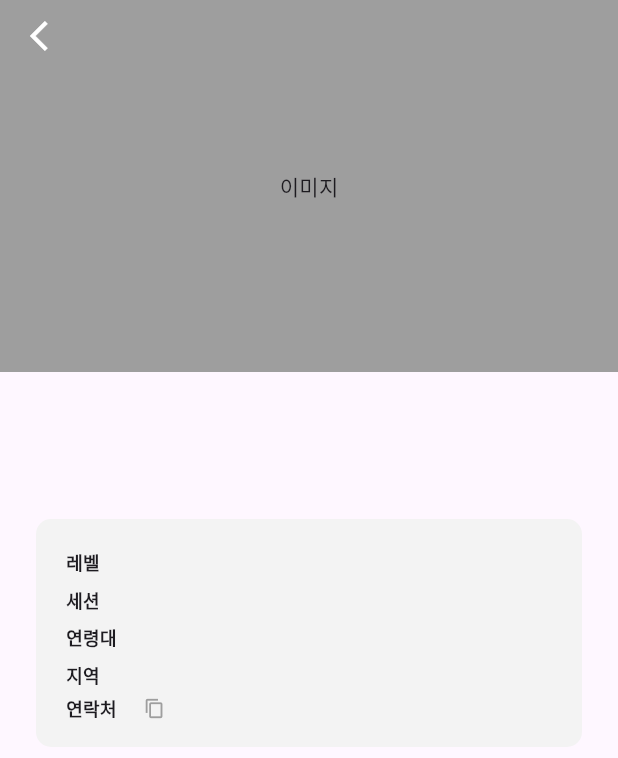
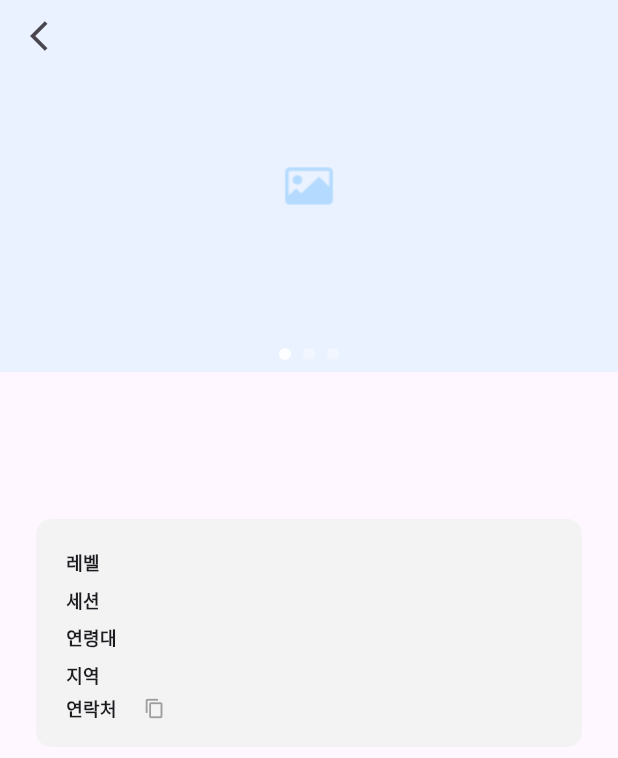
Before and after one commit to zigsong/lets-jam, a Flutter app: the PostDetailScreen screen opened directly with empty values, on a phone screen of 412 x 824 dp. Shown: the top 758 px of the screen. Run offline on Flutter 3.47's test engine with Material 3 defaults, Android fonts, the phone set to English and light mode, and no system bars; drawn by our look-alikes of carousel_slider; our stand-ins replace flutter_dotenv, flutter_svg, image_picker, supabase_flutter; missing offline and left inert: kakao_flutter_sdk; accounts and stored records are empty; Roboto replaces fonts that are missing (Pretendard).

Commit message:
feat: 포스트 상세 > ImageSlider 구현

```diff
--- a/lib/screens/post_detail_screen.dart
+++ b/lib/screens/post_detail_screen.dart
@@ -1,11 +1,10 @@
-import 'dart:ffi';
-
 import 'package:flutter/material.dart';
 import 'package:lets_jam/models/age_enum.dart';
 import 'package:lets_jam/models/level_enum.dart';
 import 'package:lets_jam/models/post_model.dart';
 import 'package:lets_jam/models/session_enum.dart';
 import 'package:lets_jam/models/user_model.dart';
+import 'package:lets_jam/widgets/image_slider.dart';
 import 'package:lets_jam/widgets/tag.dart';
 import 'package:supabase_flutter/supabase_flutter.dart';
 
@@ -52,12 +51,7 @@ class _PostDetailScreenState extends State<PostDetailScreen> {
         children: [
           Column(
             children: [
-              Container(
-                width: double.infinity,
-                height: 248,
-                decoration: const BoxDecoration(color: Colors.grey),
-                child: const Center(child: Text('이미지')),
-              ),
+              const ImageSlider(),
               Padding(
                 padding: const EdgeInsets.all(24),
                 child: Column(
@@ -94,7 +88,6 @@ class _PostDetailScreenState extends State<PostDetailScreen> {
             child: IconButton(
               icon: const Icon(
                 Icons.arrow_back_ios,
-                color: Colors.white,
               ),
               onPressed: () {
                 Navigator.of(context).pop(); // 뒤로 가기
--- /dev/null
+++ b/lib/widgets/image_slider.dart
@@ -0,0 +1,84 @@
+import 'package:flutter/material.dart';
+import 'package:carousel_slider/carousel_slider.dart';
+
+class ImageSlider extends StatefulWidget {
+  const ImageSlider({super.key, this.height});
+
+  final double? height;
+
+  @override
+  State<ImageSlider> createState() => _ImageSliderState();
+}
+
+class _ImageSliderState extends State<ImageSlider> {
+  int _current = 0;
+  final CarouselSliderController _controller = CarouselSliderController();
+
+  Widget sliderWidget() {
+    return CarouselSlider(
+      carouselController: _controller,
+      items: [1, 2, 3].map(
+        (i) {
+          return Builder(
+            builder: (context) {
+              return SizedBox(
+                width: MediaQuery.of(context).size.width,
+                child: Image.asset(
+                  'assets/images/detail_thumb_temp.png',
+                  fit: BoxFit.fill,
+                ),
+              );
+            },
+          );
+        },
+      ).toList(),
+      options: CarouselOptions(
+        height: widget.height ?? 248,
+        viewportFraction: 1.0,
+        onPageChanged: (index, reason) {
+          setState(() {
+            _current = index;
+          });
+        },
+      ),
+    );
+  }
+
+  Widget sliderIndicator() {
+    return Align(
+      alignment: Alignment.bottomCenter,
+      child: Row(
+        mainAxisAlignment: MainAxisAlignment.center,
+        children: [1, 2, 3].asMap().entries.map((entry) {
+          return GestureDetector(
+            onTap: () => _controller.animateToPage(entry.key),
+            child: Container(
+              width: 8,
+              height: 8,
+              margin:
+                  const EdgeInsets.symmetric(vertical: 8.0, horizontal: 4.0),
+              decoration: BoxDecoration(
+                shape: BoxShape.circle,
+                color:
+                    Colors.white.withOpacity(_current == entry.key ? 0.9 : 0.4),
+              ),
+            ),
+          );
+        }).toList(),
+      ),
+    );
+  }
+
+  @override
+  Widget build(BuildContext context) {
+    return SizedBox(
+      height: widget.height ?? 248,
+      child: Stack(
+        children: [
+          sliderWidget(),
+          sliderIndicator(),
+        ],
+      ),
+    );
+  }
+}
--- a/pubspec.yaml
+++ b/pubspec.yaml
@@ -39,6 +39,7 @@ dependencies:
   kakao_flutter_sdk: ^1.9.3
   flutter_svg: ^2.0.10+1
   image_picker: ^1.1.2
+  carousel_slider: ^5.0.0
 
 dev_dependencies:
   flutter_test:
```
Also changed, not shown: assets/images/detail_thumb_temp.png (added), pubspec.lock.
